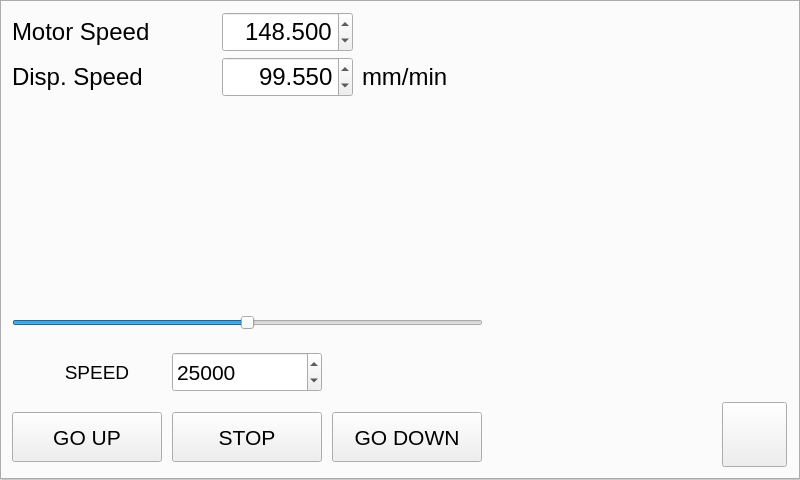
ahmetcihan/pendulum_controller, file dc_motor_pc.ui: the form before one commit.
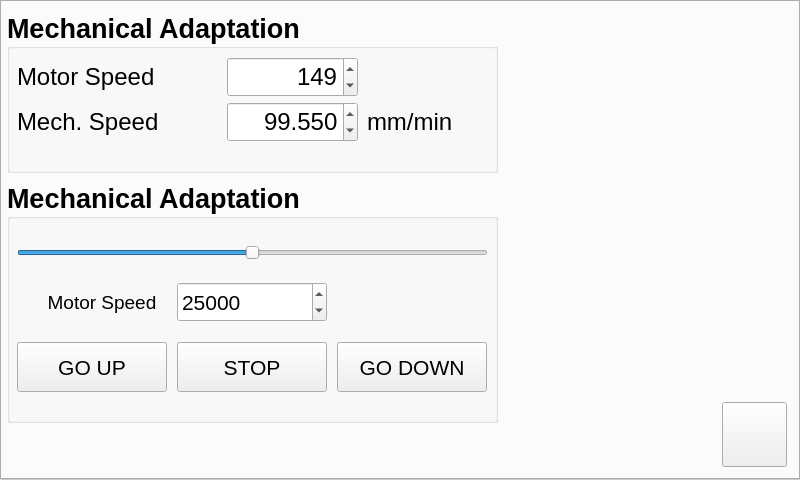
The form after the commit.

```diff
--- a/dc_motor_pc.ui
+++ b/dc_motor_pc.ui
@@ -14761,57 +14761,30 @@
        <attribute name="title">
         <string/>
        </attribute>
-       <widget class="QLabel" name="label_47">
+       <widget class="QGroupBox" name="groupBox_6">
         <property name="geometry">
          <rect>
-          <x>10</x>
+          <x>5</x>
           <y>10</y>
-          <width>200</width>
-          <height>40</height>
+          <width>491</width>
+          <height>161</height>
          </rect>
         </property>
         <property name="font">
          <font>
-          <pointsize>18</pointsize>
-          <weight>50</weight>
-          <bold>false</bold>
+          <pointsize>20</pointsize>
+          <weight>75</weight>
+          <bold>true</bold>
          </font>
         </property>
-        <property name="text">
-         <string>Motor Speed</string>
+        <property name="title">
+         <string>Mechanical Adaptation</string>
         </property>
-        <property name="alignment">
-         <set>Qt::AlignLeading|Qt::AlignLeft|Qt::AlignVCenter</set>
-        </property>
-       </widget>
-       <widget class="QLabel" name="label_44">
-        <property name="geometry">
-         <rect>
-          <x>10</x>
-          <y>55</y>
-          <width>200</width>
-          <height>40</height>
-         </rect>
-        </property>
-        <property name="font">
-         <font>
-          <pointsize>18</pointsize>
-          <weight>50</weight>
-          <bold>false</bold>
-         </font>
-        </property>
-        <property name="text">
-         <string>Disp. Speed </string>
-        </property>
-        <property name="alignment">
-         <set>Qt::AlignLeading|Qt::AlignLeft|Qt::AlignVCenter</set>
-        </property>
-       </widget>
        <widget class="QLabel" name="label_unit_disp_speed">
         <property name="geometry">
          <rect>
           <x>360</x>
-          <y>55</y>
+           <y>90</y>
           <width>94</width>
           <height>40</height>
          </rect>
@@ -14834,7 +14807,7 @@
         <property name="geometry">
          <rect>
           <x>220</x>
-          <y>55</y>
+           <y>90</y>
           <width>131</width>
           <height>40</height>
          </rect>
@@ -14863,11 +14836,34 @@
          <double>99.549999999999997</double>
         </property>
        </widget>
+        <widget class="QLabel" name="label_47">
+         <property name="geometry">
+          <rect>
+           <x>10</x>
+           <y>45</y>
+           <width>200</width>
+           <height>40</height>
+          </rect>
+         </property>
+         <property name="font">
+          <font>
+           <pointsize>18</pointsize>
+           <weight>50</weight>
+           <bold>false</bold>
+          </font>
+         </property>
+         <property name="text">
+          <string>Motor Speed</string>
+         </property>
+         <property name="alignment">
+          <set>Qt::AlignLeading|Qt::AlignLeft|Qt::AlignVCenter</set>
+         </property>
+        </widget>
        <widget class="QDoubleSpinBox" name="doubleSpinBox_motor_rpm">
         <property name="geometry">
          <rect>
           <x>220</x>
-          <y>10</y>
+           <y>45</y>
           <width>131</width>
           <height>40</height>
          </rect>
@@ -14881,10 +14877,10 @@
          <set>Qt::AlignRight|Qt::AlignTrailing|Qt::AlignVCenter</set>
         </property>
         <property name="decimals">
-         <number>3</number>
+          <number>0</number>
         </property>
         <property name="minimum">
-         <double>0.001000000000000</double>
+          <double>0.000000000000000</double>
         </property>
         <property name="maximum">
          <double>9000.000000000000000</double>
@@ -14893,35 +14889,57 @@
          <double>0.001000000000000</double>
         </property>
         <property name="value">
-         <double>148.500000000000000</double>
-        </property>
-       </widget>
-       <widget class="QSpinBox" name="spinBox_step_motor_speed">
+          <double>149.000000000000000</double>
+         </property>
+        </widget>
+        <widget class="QLabel" name="label_44">
         <property name="geometry">
          <rect>
-          <x>170</x>
-          <y>350</y>
-          <width>150</width>
+           <x>10</x>
+           <y>90</y>
+           <width>200</width>
           <height>40</height>
          </rect>
         </property>
         <property name="font">
          <font>
-          <pointsize>16</pointsize>
-         </font>
-        </property>
-        <property name="maximum">
-         <number>50000</number>
-        </property>
-        <property name="value">
-         <number>25000</number>
-        </property>
-       </widget>
-       <widget class="QPushButton" name="pushButton_step_run_left">
+           <pointsize>18</pointsize>
+           <weight>50</weight>
+           <bold>false</bold>
+          </font>
+         </property>
+         <property name="text">
+          <string>Mech. Speed </string>
+         </property>
+         <property name="alignment">
+          <set>Qt::AlignLeading|Qt::AlignLeft|Qt::AlignVCenter</set>
+         </property>
+        </widget>
+       </widget>
+       <widget class="QGroupBox" name="groupBox_8">
+        <property name="geometry">
+         <rect>
+          <x>5</x>
+          <y>180</y>
+          <width>491</width>
+          <height>241</height>
+         </rect>
+        </property>
+        <property name="font">
+         <font>
+          <pointsize>20</pointsize>
+          <weight>75</weight>
+          <bold>true</bold>
+         </font>
+        </property>
+        <property name="title">
+         <string>Mechanical Adaptation</string>
+        </property>
+        <widget class="QPushButton" name="pushButton_step_run_down">
         <property name="geometry">
          <rect>
           <x>330</x>
-          <y>410</y>
+           <y>160</y>
           <width>150</width>
           <height>50</height>
          </rect>
@@ -14935,11 +14953,51 @@
          <string>GO DOWN</string>
         </property>
        </widget>
+        <widget class="QSpinBox" name="spinBox_step_motor_speed">
+         <property name="geometry">
+          <rect>
+           <x>170</x>
+           <y>100</y>
+           <width>150</width>
+           <height>40</height>
+          </rect>
+         </property>
+         <property name="font">
+          <font>
+           <pointsize>16</pointsize>
+          </font>
+         </property>
+         <property name="maximum">
+          <number>50000</number>
+         </property>
+         <property name="value">
+          <number>25000</number>
+         </property>
+        </widget>
+        <widget class="QSlider" name="horizontalSlider_step_motor_speed">
+         <property name="geometry">
+          <rect>
+           <x>10</x>
+           <y>50</y>
+           <width>471</width>
+           <height>41</height>
+          </rect>
+         </property>
+         <property name="maximum">
+          <number>50000</number>
+         </property>
+         <property name="value">
+          <number>25000</number>
+         </property>
+         <property name="orientation">
+          <enum>Qt::Horizontal</enum>
+         </property>
+        </widget>
        <widget class="QPushButton" name="pushButton_step_stop">
         <property name="geometry">
          <rect>
           <x>170</x>
-          <y>410</y>
+           <y>160</y>
           <width>150</width>
           <height>50</height>
          </rect>
@@ -14957,7 +15015,7 @@
         <property name="geometry">
          <rect>
           <x>20</x>
-          <y>350</y>
+           <y>100</y>
           <width>150</width>
           <height>40</height>
          </rect>
@@ -14968,17 +15026,17 @@
          </font>
         </property>
         <property name="text">
-         <string>SPEED</string>
+          <string>Motor Speed</string>
         </property>
         <property name="alignment">
          <set>Qt::AlignCenter</set>
         </property>
        </widget>
-       <widget class="QPushButton" name="pushButton_step_run_right">
+        <widget class="QPushButton" name="pushButton_step_run_up">
         <property name="geometry">
          <rect>
           <x>10</x>
-          <y>410</y>
+           <y>160</y>
           <width>150</width>
           <height>50</height>
          </rect>
@@ -14992,24 +15050,6 @@
          <string>GO UP</string>
         </property>
        </widget>
-       <widget class="QSlider" name="horizontalSlider_step_motor_speed">
-        <property name="geometry">
-         <rect>
-          <x>10</x>
-          <y>300</y>
-          <width>471</width>
-          <height>41</height>
-         </rect>
-        </property>
-        <property name="maximum">
-         <number>50000</number>
-        </property>
-        <property name="value">
-         <number>25000</number>
-        </property>
-        <property name="orientation">
-         <enum>Qt::Horizontal</enum>
-        </property>
        </widget>
       </widget>
       <widget class="QWidget" name="tab_device">
```
Lines whose indentation alone changed are shown as unchanged.
